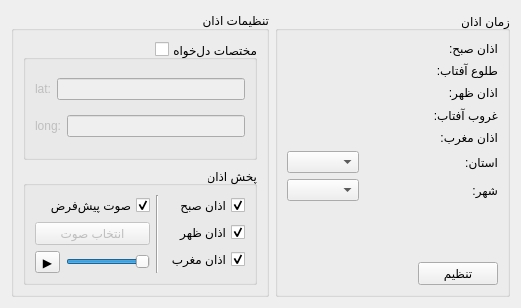
The window that ui/Widget.ui (mg-ramezani/azan_time) describes before a commit, drawn with Qt 5.
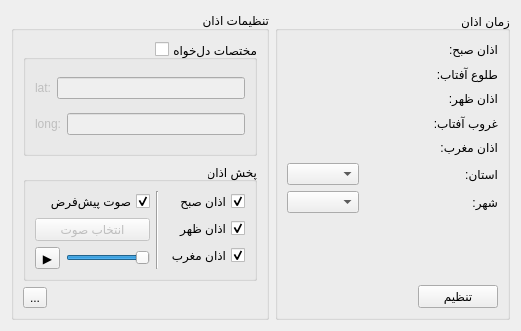
The same window after the commit. Icons and pictures are not drawn.

The edit to the form file:
```diff
--- a/ui/Widget.ui
+++ b/ui/Widget.ui
@@ -7,7 +7,7 @@
     <x>0</x>
     <y>0</y>
     <width>521</width>
-    <height>308</height>
+    <height>331</height>
    </rect>
   </property>
   <property name="windowTitle">
@@ -191,6 +191,23 @@
         </layout>
        </widget>
       </item>
+      <item>
+       <widget class="QToolButton" name="toolButton_reset_default">
+        <property name="sizePolicy">
+         <sizepolicy hsizetype="Maximum" vsizetype="Fixed">
+          <horstretch>0</horstretch>
+          <verstretch>0</verstretch>
+         </sizepolicy>
+        </property>
+        <property name="text">
+         <string>...</string>
+        </property>
+        <property name="icon">
+         <iconset resource="resource.qrc">
+          <normaloff>:/icon/reset.png</normaloff>:/icon/reset.png</iconset>
+        </property>
+       </widget>
+      </item>
      </layout>
     </widget>
    </item>
```
Left out of the diff: 4 changed lines with no effect on the pictures.
